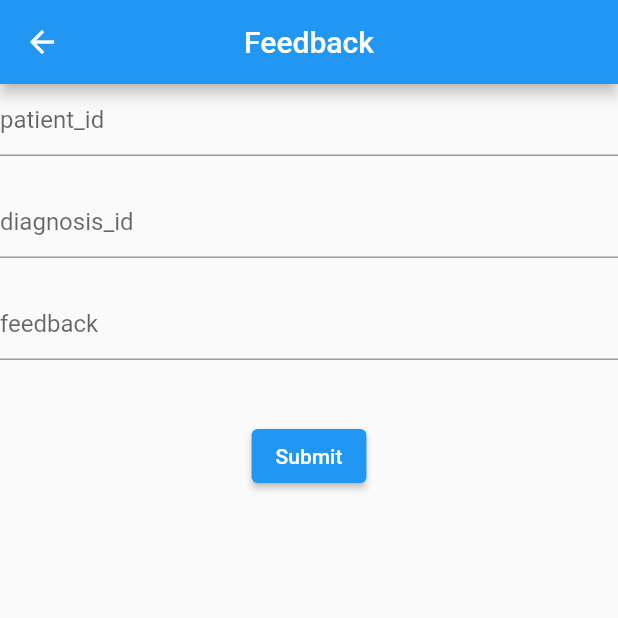
After one commit to Eik0fresh/SW-disributed-system, a Flutter app: the PatientHomePage screen opened directly, after a tap on "Feedback", on a phone screen of 412 x 824 dp, the top half of it. The commit adds this screen. Run offline on Flutter 3.47's test engine with Material 2 defaults, Android fonts, the phone set to English and light mode, and no system bars; network calls fail.

Commit message:
built prototype for doctor and patient client

```diff
--- a/client/lib/main.dart
+++ b/client/lib/main.dart
@@ -1,5 +1,5 @@
 import 'package:flutter/material.dart';
-import 'package:client/pages/homePage.dart';
+import 'package:client/pages/homepage.dart';
 
 void main() {
   runApp(MaterialApp(
--- /dev/null
+++ b/client/lib/pages/doctor/diagnosis.dart
@@ -0,0 +1,81 @@
+import 'dart:convert';
+
+import 'package:client/pages/doctor/doctor.dart';
+import 'package:flutter/material.dart';
+import 'package:http/http.dart' as http;
+
+class CreateDiagnosis extends StatefulWidget {
+  @override
+  _CreateDiagnosisState createState() => _CreateDiagnosisState();
+}
+
+class _CreateDiagnosisState extends State<CreateDiagnosis> {
+  TextEditingController _feedback = TextEditingController();
+  Doctor patient = Doctor("", "");
+
+  Future send() async {
+    var url = Uri.parse("localhost:8080/diagnosis/createDiagnosis");
+    var req_body = json
+        .encode({'username': patient.firstname, 'password': patient.lastname});
+    var res = await http.post(url,
+        headers: {'Content-Type': 'application/json'}, body: req_body);
+
+    if (res.body == req_body) {
+      showDialog(
+        context: context,
+        builder: (context) {
+          return AlertDialog(
+            content: Text("Sign up successfully"),
+          );
+        },
+      );
+    } else {
+      showDialog(
+        context: context,
+        builder: (context) {
+          return AlertDialog(
+            content: Text("Patient exists, please log in"),
+          );
+        },
+      );
+    }
+  }
+
+  @override
+  Widget build(BuildContext context) {
+    return Scaffold(
+      appBar: AppBar(
+        title: Text("Diagnosis"),
+        centerTitle: true,
+      ),
+      body: Center(
+        child: Column(
+          children: <Widget>[
+            TextField(
+              decoration: InputDecoration(hintText: "patient_id"),
+            ),
+            SizedBox(
+              height: 20,
+            ),
+            TextField(
+              decoration: InputDecoration(hintText: "doctor_id"),
+            ),
+            SizedBox(
+              height: 20,
+            ),
+            TextField(
+              decoration: InputDecoration(hintText: "diagnosis"),
+            ),
+            SizedBox(
+              height: 40,
+            ),
+            ElevatedButton(
+              child: Text("Submit"),
+              onPressed: () {},
+            ),
+          ],
+        ),
+      ),
+    );
+  }
+}
--- /dev/null
+++ b/client/lib/pages/doctor/doctor.dart
@@ -0,0 +1,5 @@
+class Doctor {
+  String firstname;
+  String lastname;
+  Doctor(this.firstname, this.lastname);
+}
--- /dev/null
+++ b/client/lib/pages/doctor/feedback.dart
@@ -0,0 +1,21 @@
+import 'package:flutter/material.dart';
+
+class GetFeedback extends StatefulWidget {
+  @override
+  _GetFeedbackState createState() => _GetFeedbackState();
+}
+
+class _GetFeedbackState extends State<GetFeedback> {
+  @override
+  Widget build(BuildContext context) {
+    return Scaffold(
+      appBar: AppBar(
+        title: Text("Feedback"),
+        centerTitle: true,
+      ),
+      body: Center(
+        child: Text("Get feedback from patient"),
+      ),
+    );
+  }
+}
--- a/client/lib/pages/patient/patientHomePage.dart
+++ b/client/lib/pages/doctor/homepage.dart
@@ -1,31 +1,31 @@
-import 'package:client/pages/patient/patientHelp.dart';
-import 'package:client/pages/patient/patientLogin.dart';
-import 'package:client/pages/patient/patientSignup.dart';
+import 'package:client/pages/doctor/diagnosis.dart';
+import 'package:client/pages/doctor/feedback.dart';
+import 'package:client/pages/doctor/login.dart';
 import 'package:flutter/material.dart';
 
-class PatientHomePage extends StatefulWidget {
+class DoctorHomePage extends StatefulWidget {
   @override
-  _PatientHomePageState createState() => _PatientHomePageState();
+  _DoctorHomePageState createState() => _DoctorHomePageState();
 }
 
-class _PatientHomePageState extends State<PatientHomePage> {
+class _DoctorHomePageState extends State<DoctorHomePage> {
   @override
   Widget build(BuildContext context) {
     return Scaffold(
-      appBar: AppBar(title: Text("Patient"), centerTitle: true),
+      appBar: AppBar(title: Text("Doctor"), centerTitle: true),
       body: Center(
           child: Column(
         mainAxisSize: MainAxisSize.min,
         children: [
-          button("Login", PatientLogin()),
+          button("Login", DoctorLogin()),
           SizedBox(
             height: 20,
           ),
-          button("Signup", PatientSignup()),
+          button("Diagnosis", CreateDiagnosis()),
           SizedBox(
             height: 20,
           ),
-          button("Q&A", PatientHelp()),
+          button("Feedback", GetFeedback())
         ],
       )),
     );
--- a/client/lib/pages/homePage.dart
+++ b/client/lib/pages/homePage.dart
@@ -1,5 +1,5 @@
-import 'package:client/pages/doctor/doctorHomePage.dart';
-import 'package:client/pages/patient/patientHomePage.dart';
+import 'package:client/pages/doctor/homepage.dart';
+import 'package:client/pages/patient/homepage.dart';
 import 'package:flutter/material.dart';
 
 class HomePage extends StatefulWidget {
--- /dev/null
+++ b/client/lib/pages/patient/feedback.dart
@@ -0,0 +1,81 @@
+import 'dart:convert';
+
+import 'package:client/pages/patient/patient.dart';
+import 'package:flutter/material.dart';
+import 'package:http/http.dart' as http;
+
+class PatientFeedback extends StatefulWidget {
+  @override
+  _PatientFeedbackState createState() => _PatientFeedbackState();
+}
+
+class _PatientFeedbackState extends State<PatientFeedback> {
+  TextEditingController _feedback = TextEditingController();
+  Patient patient = Patient("", "");
+
+  Future send() async {
+    var url = Uri.parse("localhost:8080/patient/createFeedback");
+    var req_body = json
+        .encode({'username': patient.firstname, 'password': patient.lastname});
+    var res = await http.post(url,
+        headers: {'Content-Type': 'application/json'}, body: req_body);
+
+    if (res.body == req_body) {
+      showDialog(
+        context: context,
+        builder: (context) {
+          return AlertDialog(
+            content: Text("Sign up successfully"),
+          );
+        },
+      );
+    } else {
+      showDialog(
+        context: context,
+        builder: (context) {
+          return AlertDialog(
+            content: Text("Patient exists, please log in"),
+          );
+        },
+      );
+    }
+  }
+
+  @override
+  Widget build(BuildContext context) {
+    return Scaffold(
+      appBar: AppBar(
+        title: Text("Feedback"),
+        centerTitle: true,
+      ),
+      body: Center(
+        child: Column(
+          children: <Widget>[
+            TextField(
+              decoration: InputDecoration(hintText: "patient_id"),
+            ),
+            SizedBox(
+              height: 20,
+            ),
+            TextField(
+              decoration: InputDecoration(hintText: "diagnosis_id"),
+            ),
+            SizedBox(
+              height: 20,
+            ),
+            TextField(
+              decoration: InputDecoration(hintText: "feedback"),
+            ),
+            SizedBox(
+              height: 40,
+            ),
+            ElevatedButton(
+              child: Text("Submit"),
+              onPressed: () {},
+            ),
+          ],
+        ),
+      ),
+    );
+  }
+}
--- /dev/null
+++ b/client/lib/pages/patient/homepage.dart
@@ -0,0 +1,50 @@
+import 'package:client/pages/patient/feedback.dart';
+import 'package:client/pages/patient/help.dart';
+import 'package:client/pages/patient/login.dart';
+import 'package:client/pages/patient/signup.dart';
+import 'package:flutter/material.dart';
+
+class PatientHomePage extends StatefulWidget {
+  @override
+  _PatientHomePageState createState() => _PatientHomePageState();
+}
+
+class _PatientHomePageState extends State<PatientHomePage> {
+  @override
+  Widget build(BuildContext context) {
+    return Scaffold(
+      appBar: AppBar(title: Text("Patient"), centerTitle: true),
+      body: Center(
+          child: Column(
+        mainAxisSize: MainAxisSize.min,
+        children: [
+          button("Login", PatientLogin()),
+          SizedBox(
+            height: 20,
+          ),
+          button("Signup", PatientSignup()),
+          SizedBox(
+            height: 20,
+          ),
+          button("Help", PatientHelp()),
+          SizedBox(
+            height: 20,
+          ),
+          button("Feedback", PatientFeedback())
+        ],
+      )),
+    );
+  }
+
+  Widget button(String text, Widget widget) {
+    return ElevatedButton(
+      onPressed: () {
+        Navigator.push(
+          context,
+          MaterialPageRoute(builder: (context) => widget),
+        );
+      },
+      child: Text(text),
+    );
+  }
+}
--- /dev/null
+++ b/client/lib/pages/patient/patient.dart
@@ -0,0 +1,5 @@
+class Patient {
+  String firstname;
+  String lastname;
+  Patient(this.firstname, this.lastname);
+}
--- a/client/pubspec.yaml
+++ b/client/pubspec.yaml
@@ -34,6 +34,7 @@ dependencies:
   # The following adds the Cupertino Icons font to your application.
   # Use with the CupertinoIcons class for iOS style icons.
   cupertino_icons: ^1.0.2
+  http: ^0.13.4
 
 dev_dependencies:
   flutter_test:
```
Also changed, not shown: client/lib/pages/doctor/doctorHomePage.dart (deleted, +0 -14 lines), client/lib/pages/doctor/login.dart (added, +74 -0 lines), client/lib/pages/patient/information.dart (added, +21 -0 lines), client/lib/pages/patient/login.dart (added, +74 -0 lines), client/lib/pages/patient/patientLogin.dart (deleted, +0 -34 lines), client/lib/pages/patient/patientSignup.dart (deleted, +0 -52 lines), client/lib/pages/patient/signup.dart (added, +80 -0 lines), client/lib/pages/patient/help.dart (renamed from client/lib/pages/patient/patientHelp.dart), client/pubspec.lock.
